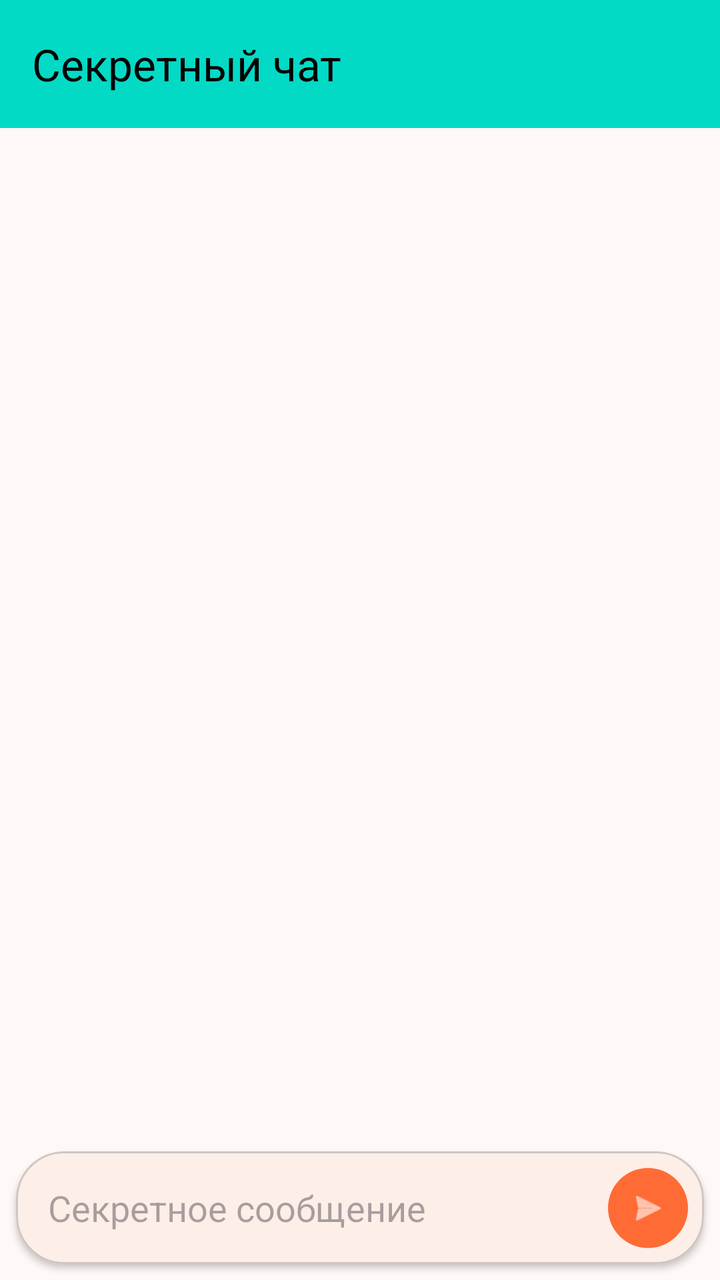
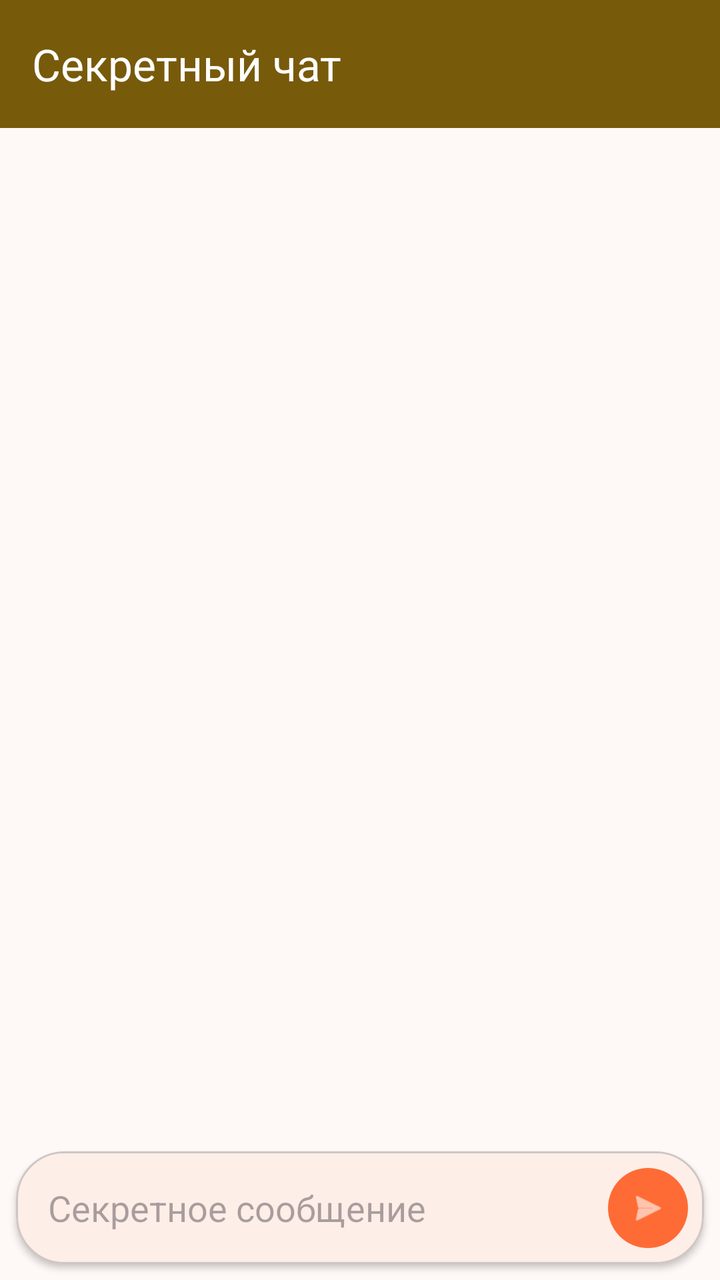

An Android layout rendered at two revisions. The XML below is the earlier revision; the diff shows what the commit changed to produce the second picture.
<!-- AndroidManifest.xml: activity theme Theme.BarkfluffClientAndroid -->
<!-- res/layout/activity_secret_chat.xml -->
<?xml version="1.0" encoding="utf-8"?>
<androidx.constraintlayout.widget.ConstraintLayout xmlns:android="http://schemas.android.com/apk/res/android"
    xmlns:app="http://schemas.android.com/apk/res-auto"
    android:layout_width="match_parent"
    android:layout_height="match_parent">

    <com.google.android.material.appbar.MaterialToolbar
        android:id="@+id/toolbar"
        android:layout_width="match_parent"
        android:layout_height="?attr/actionBarSize"
        android:background="?attr/colorTertiary"
        app:title="Секретный чат"
        app:titleTextColor="?attr/colorOnTertiary"
        app:layout_constraintTop_toTopOf="parent" />

    <androidx.recyclerview.widget.RecyclerView
        android:id="@+id/messagesRecyclerView"
        android:layout_width="match_parent"
        android:layout_height="0dp"
        android:padding="8dp"
        android:clipToPadding="false"
        app:layout_constraintTop_toBottomOf="@id/toolbar"
        app:layout_constraintBottom_toTopOf="@id/inputContainer" />

    <com.google.android.material.card.MaterialCardView
        android:id="@+id/inputContainer"
        android:layout_width="match_parent"
        android:layout_height="wrap_content"
        android:layout_margin="8dp"
        app:cardCornerRadius="24dp"
        app:cardElevation="2dp"
        app:layout_constraintBottom_toBottomOf="parent">

        <androidx.constraintlayout.widget.ConstraintLayout
            android:layout_width="match_parent"
            android:layout_height="wrap_content"
            android:padding="4dp">

            <com.google.android.material.textfield.TextInputEditText
                android:id="@+id/messageEditText"
                android:layout_width="0dp"
                android:layout_height="wrap_content"
                android:hint="Секретное сообщение"
                android:background="@android:color/transparent"
                android:padding="12dp"
                android:maxLines="6"
                app:layout_constraintStart_toStartOf="parent"
                app:layout_constraintEnd_toStartOf="@id/sendButton"
                app:layout_constraintTop_toTopOf="parent"
                app:layout_constraintBottom_toBottomOf="parent" />

            <com.google.android.material.button.MaterialButton
                android:id="@+id/sendButton"
                style="@style/Widget.Material3.Button.IconButton.Filled"
                android:layout_width="48dp"
                android:layout_height="48dp"
                app:icon="@android:drawable/ic_menu_send"
                app:iconSize="20dp"
                app:layout_constraintEnd_toEndOf="parent"
                app:layout_constraintTop_toTopOf="parent"
                app:layout_constraintBottom_toBottomOf="parent" />

        </androidx.constraintlayout.widget.ConstraintLayout>

    </com.google.android.material.card.MaterialCardView>

</androidx.constraintlayout.widget.ConstraintLayout>
<!-- resources referenced by this layout -->
<resources>
  <style name="Base.Theme.BarkfluffClientAndroid" parent="Theme.Material3.DayNight.NoActionBar">
          
          <item name="android:windowLayoutInDisplayCutoutMode" tools:targetApi="p">shortEdges</item>
          <item name="android:statusBarColor">@android:color/transparent</item>
          <item name="android:navigationBarColor">@android:color/transparent</item>
          <item name="android:windowLightStatusBar">true</item>
          <item name="android:windowLightNavigationBar" tools:targetApi="o_mr1">true</item>
          <item name="android:windowBackground">?android:attr/colorBackground</item>
  
          
          <item name="colorPrimary">@color/primary</item>
          <item name="colorOnPrimary">@color/on_primary</item>
          <item name="colorPrimaryContainer">@color/primary_container</item>
          <item name="colorOnPrimaryContainer">@color/on_primary_container</item>
  
          <item name="colorSecondary">@color/secondary</item>
          <item name="colorOnSecondary">@color/on_secondary</item>
          <item name="colorSecondaryContainer">@color/secondary_container</item>
          <item name="colorOnSecondaryContainer">@color/on_secondary_container</item>
  
          <item name="colorTertiary">@color/tertiary</item>
          <item name="colorOnTertiary">@color/on_tertiary</item>
          <item name="colorTertiaryContainer">@color/tertiary_container</item>
          <item name="colorOnTertiaryContainer">@color/on_tertiary_container</item>
  
          <item name="colorError">@color/error</item>
          <item name="colorOnError">@color/on_error</item>
          <item name="colorErrorContainer">@color/error_container</item>
          <item name="colorOnErrorContainer">@color/on_error_container</item>
  
          <item name="colorSurface">@color/surface</item>
          <item name="colorOnSurface">@color/on_surface</item>
          <item name="colorOnSurfaceVariant">@color/on_surface_variant</item>
  
          <item name="colorSurfaceContainerLowest">@color/surface_container_lowest</item>
          <item name="colorSurfaceContainerLow">@color/surface_container_low</item>
          <item name="colorSurfaceContainer">@color/surface_container</item>
          <item name="colorSurfaceContainerHigh">@color/surface_container_high</item>
          <item name="colorSurfaceContainerHighest">@color/surface_container_highest</item>
  
          <item name="colorOutline">@color/outline</item>
          <item name="colorOutlineVariant">@color/outline_variant</item>
  
          <item name="android:colorBackground">@color/background</item>
          <item name="colorOnBackground">@color/on_background</item>
  
          <item name="colorSurfaceInverse">@color/inverse_surface</item>
          <item name="colorOnSurfaceInverse">@color/inverse_on_surface</item>
          <item name="colorPrimaryInverse">@color/inverse_primary</item>
  
          
          <item name="shapeAppearanceSmallComponent">@style/ShapeAppearance.Material3.SmallComponent</item>
          <item name="shapeAppearanceMediumComponent">@style/ShapeAppearance.Material3.MediumComponent</item>
          <item name="shapeAppearanceLargeComponent">@style/ShapeAppearance.Material3.LargeComponent</item>
  
          
          <item name="textAppearanceDisplayLarge">@style/TextAppearance.Material3.DisplayLarge</item>
          <item name="textAppearanceHeadlineLarge">@style/TextAppearance.Material3.HeadlineLarge</item>
          <item name="textAppearanceTitleLarge">@style/TextAppearance.Material3.TitleLarge</item>
      </style>
  <color name="tertiary">#03DAC6</color>
  <color name="on_tertiary">#000000</color>
  <color name="tertiary_container">#00E5D2</color>
  <color name="on_tertiary_container">#00202A</color>
  <color name="error">#BA1A1A</color>
  <color name="surface">#FEF8F6</color>
  <color name="outline">#7C7775</color>
  <!-- unchanged entries left out for length: 25 -->
</resources>

<!-- the commit's change to res/layout/activity_secret_chat.xml (unified diff, before → after) -->
@@ -40,7 +40,7 @@
                 android:id="@+id/messageEditText"
                 android:layout_width="0dp"
                 android:layout_height="wrap_content"
-                android:hint="Секретное сообщение"
+                android:hint="@string/hint_secret_message"
                 android:background="@android:color/transparent"
                 android:padding="12dp"
                 android:maxLines="6"
<!-- resource entries referenced after the edit -->
@@ -1,5 +1,6 @@
 <!-- resources referenced by this layout -->
 <resources>
+  <string name="hint_secret_message">Секретное сообщение</string>
   <style name="Base.Theme.BarkfluffClientAndroid" parent="Theme.Material3.DayNight.NoActionBar">
           
           <item name="android:windowLayoutInDisplayCutoutMode" tools:targetApi="p">shortEdges</item>
@@ -59,11 +60,15 @@
           <item name="textAppearanceDisplayLarge">@style/TextAppearance.Material3.DisplayLarge</item>
           <item name="textAppearanceHeadlineLarge">@style/TextAppearance.Material3.HeadlineLarge</item>
           <item name="textAppearanceTitleLarge">@style/TextAppearance.Material3.TitleLarge</item>
+  
+          
+          <item name="android:windowActivityTransitions">true</item>
+          <item name="android:windowContentTransitions">true</item>
       </style>
-  <color name="tertiary">#03DAC6</color>
-  <color name="on_tertiary">#000000</color>
-  <color name="tertiary_container">#00E5D2</color>
-  <color name="on_tertiary_container">#00202A</color>
+  <color name="tertiary">#785A0B</color>
+  <color name="on_tertiary">#FFFFFF</color>
+  <color name="tertiary_container">#FFDF9C</color>
+  <color name="on_tertiary_container">#261A00</color>
   <color name="error">#BA1A1A</color>
   <color name="surface">#FEF8F6</color>
   <color name="outline">#7C7775</color>
